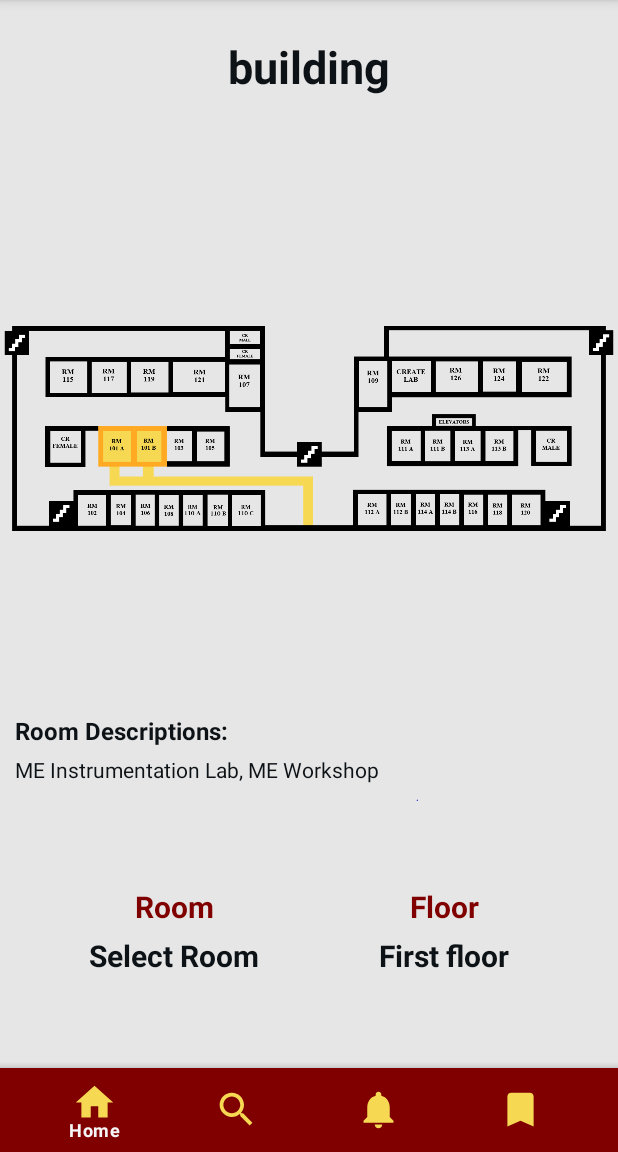
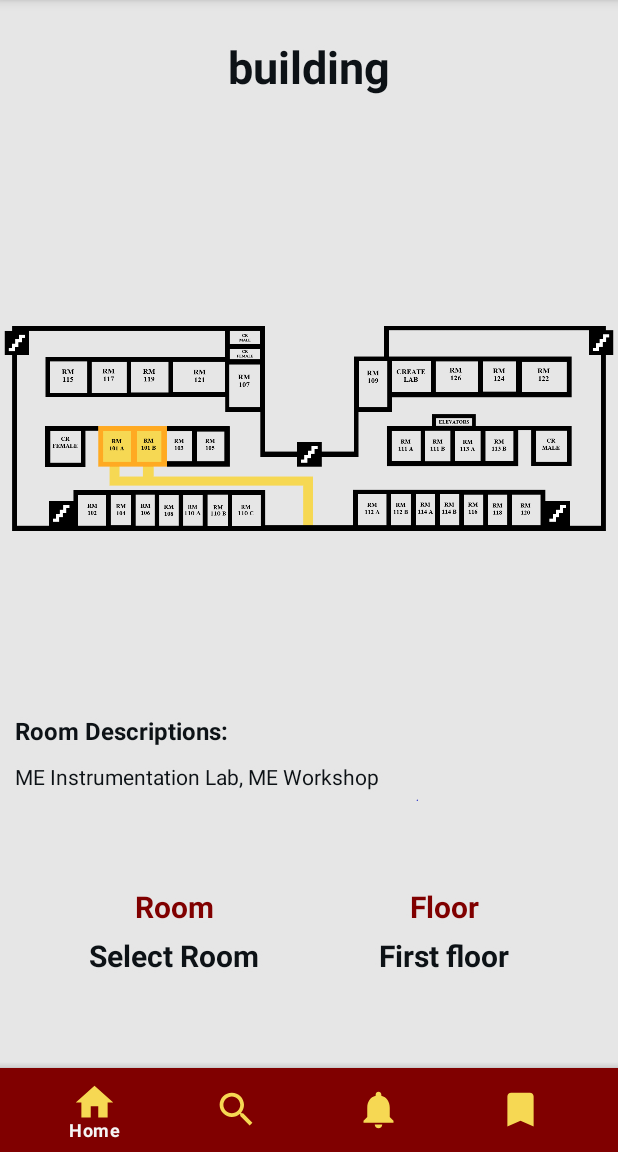
Before and after one commit to roman-batausa/NavigaIIT, an Android app: the fragment SearchedFragment placed in its activity, on a phone screen of 412 x 824 dp, the part 84-1236 px from its top. Run offline under Robolectric (Android 15) with nearby library versions, the phone set to English and light mode, and no system bars; plain views replace TouchImageView; 6 statements that could not run were skipped.

Commit message:
Init commit

```diff
--- a/app/src/main/res/layout/fragment_buildings.xml
+++ b/app/src/main/res/layout/fragment_buildings.xml
@@ -120,17 +120,16 @@
         android:layout_width="match_parent"
         android:layout_height="wrap_content"
         android:text="Room descriptions: "
-        android:layout_marginTop="440dp"
+        android:layout_marginTop="-10dp"
         android:padding="10dp"
         android:textSize="14sp"
         android:lineSpacingExtra="5dp"
         android:textColor="@color/black"
         android:shadowColor="@color/white_na_grey_gamay"
         android:shadowRadius="5"
-        android:layout_marginBottom="235dp"
         app:layout_constraintEnd_toEndOf="parent"
         app:layout_constraintStart_toStartOf="parent"
-        app:layout_constraintBottom_toBottomOf="parent"/>
+        app:layout_constraintTop_toBottomOf="@id/desc_top"/>
 
     <com.google.android.material.floatingactionbutton.FloatingActionButton
         android:id="@+id/fab_btn"
--- a/app/src/main/res/layout/fragment_searched.xml
+++ b/app/src/main/res/layout/fragment_searched.xml
@@ -147,17 +147,16 @@
         android:layout_width="match_parent"
         android:layout_height="wrap_content"
         android:text="Room descriptions: "
-        android:layout_marginTop="440dp"
         android:padding="10dp"
         android:textSize="14sp"
         android:lineSpacingExtra="5dp"
         android:textColor="@color/black"
         android:shadowColor="@color/white_na_grey_gamay"
         android:shadowRadius="5"
-        android:layout_marginBottom="235dp"
+        android:layout_marginTop="-10dp"
         app:layout_constraintStart_toStartOf="parent"
         app:layout_constraintEnd_toEndOf="parent"
-        app:layout_constraintBottom_toBottomOf="parent"/>
+        app:layout_constraintTop_toBottomOf="@+id/desc_top2"/>
 
     <TextView
         android:id="@+id/note_top2"
@@ -180,15 +179,16 @@
         android:layout_width="match_parent"
         android:layout_height="wrap_content"
         android:text=""
-        android:layout_marginTop="140dp"
+        android:layout_marginTop="-10dp"
         android:padding="10dp"
         android:textSize="14sp"
         android:lineSpacingExtra="5dp"
         android:textColor="@color/black"
         android:shadowColor="@color/white_na_grey_gamay"
         android:shadowRadius="5"
-        app:layout_constraintTop_toTopOf="parent"
-        app:layout_constraintStart_toStartOf="parent"/>
+        app:layout_constraintTop_toBottomOf="@id/note_top2"
+        app:layout_constraintStart_toStartOf="parent"
+        app:layout_constraintEnd_toEndOf="parent"/>
 
     <com.google.android.material.floatingactionbutton.FloatingActionButton
         android:id="@+id/fab_bt3"
--- a/app/src/main/res/values/strings.xml
+++ b/app/src/main/res/values/strings.xml
@@ -105,11 +105,11 @@
         <item>"210"</item>
         <item>"211"</item>
         <item>"212"</item> <!-- General Computing Lab -->
-        <item>"213"</item>
+        <item>"213"</item> <!-- Dept. of Civil Engineering -->
         <item>"214"</item>
         <item>"222"</item> <!-- Conference Room -->
-        <item>"224"</item>
-        <item>"226"</item> <!-- Dean's Office -->
+        <item>"224"</item> <!-- Dean's Office -->
+        <item>"226"</item> <!-- Assistant Dean's Office -->
         <item>"ELEVATOR"</item>
         <item>"FEMALE CR"</item>
         <item>"MALE CR"</item>
@@ -127,11 +127,11 @@
         <item>""</item>
         <item>""</item>
         <item>"General Computing Lab"</item>
-        <item>""</item>
+        <item>"Dept&#46; of Civil Engineering"</item>
         <item>""</item>
         <item>"Conference Room"</item>
-        <item>""</item>
         <item>"Dean&#39;s Office"</item>
+        <item>"Assistant Dean's Office"</item>
         <item>""</item>
         <item>""</item>
         <item>""</item>
@@ -157,10 +157,10 @@
         <item>"317"</item> <!-- Electrical, Electronics, Computer Eng'g Office -->
         <item>"318"</item>
         <item>"319"</item> <!-- Electrical, Electronics, Computer Eng'g Office -->
-        <item>"321"</item>
+        <item>"321"</item> <!-- Civil Service Office -->
         <item>"322"</item> <!-- Student Organizations' Office -->
-        <item>"323"</item>
-        <item>"324"</item> <!-- Student Organizations' Office -->
+        <item>"323"</item> <!-- DOST Office -->
+        <item>"324"</item> <!-- Department of Materials and Resources Engineering and Technology -->
         <item>"326"</item> <!-- Dept. of Ceramics/Metallurgical/Mining Eng'g -->
         <item>"328"</item>
         <item>AMPHITHEATER</item>
@@ -191,7 +191,7 @@
         <item>""</item>
         <item>"Student Organizations&#39; Office"</item>
         <item>""</item>
-        <item>"Student Organizations&#39; Office"</item>
+        <item>"Department of Materials and Resources Engineering and Technology"</item>
         <item>"Dept&#46; of Ceramics&#47;Metallurgical&#47;Mining Engineering"</item>
         <item>""</item>
         <item>""</item>
@@ -225,7 +225,7 @@
     <array name="fifth_floor_rooms">
         <item>"521"</item>
         <item>"522"</item> <!-- Robotics, instrumentation &#38; Control Engineering Lab -->
-        <item>"524"</item> <!-- Dept. of Civil Engineering -->
+        <item>"524"</item>
         <item>"525"</item>
         <item>"526"</item> <!-- Dept. of Mechanical Engineering &#38; Engineering Sciences -->
         <item>"527"</item>
@@ -238,7 +238,7 @@
     <array name="fifth_floor_rooms_descriptions">
         <item>""</item>
         <item>"Robotics&#44; instrumentation &#38; Control Engineering Lab"</item>
-        <item>"Dept&#46; of Civil Engineering"</item>
+        <item>""</item>
         <item>""</item>
         <item>"Dept&#46; of Mechanical Engineering &#38; Engineering Sciences"</item>
         <item>""</item>
```
